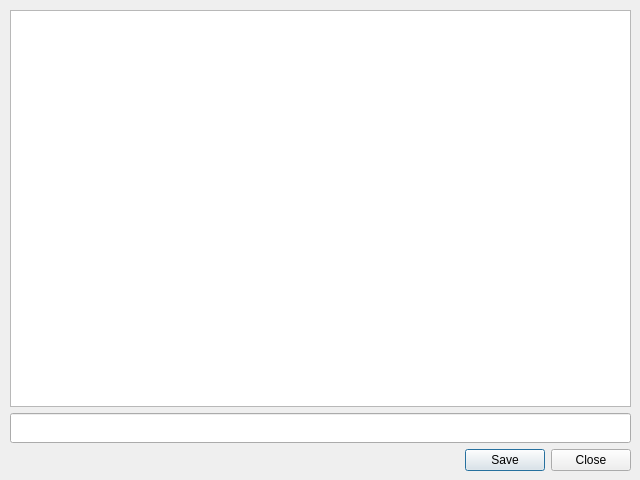
Above: UTComputer/UTComputer/edit_atom_dialog.ui from Bendabir/LO21 before the change. Below: the same form after it.
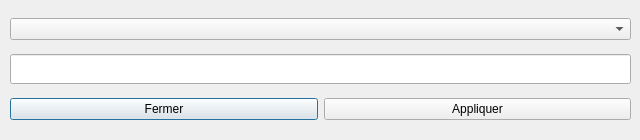
That is the form after the change.

Diff of the .ui file:
```diff
--- a/UTComputer/UTComputer/edit_atom_dialog.ui
+++ b/UTComputer/UTComputer/edit_atom_dialog.ui
@@ -7,7 +7,7 @@
     <x>0</x>
     <y>0</y>
     <width>640</width>
-    <height>480</height>
+    <height>140</height>
    </rect>
   </property>
   <property name="windowTitle">
@@ -19,37 +19,25 @@
      <x>10</x>
      <y>10</y>
      <width>621</width>
-     <height>461</height>
+     <height>121</height>
     </rect>
    </property>
    <layout class="QGridLayout" name="gridLayout">
     <item row="2" column="0">
-     <widget class="QDialogButtonBox" name="buttonBox">
-      <property name="orientation">
-       <enum>Qt::Horizontal</enum>
+     <widget class="QPushButton" name="close">
+      <property name="text">
+       <string>Fermer</string>
       </property>
-      <property name="standardButtons">
-       <set>QDialogButtonBox::Close|QDialogButtonBox::Save</set>
-      </property>
      </widget>
     </item>
-    <item row="0" column="0">
-     <widget class="QListWidget" name="listWidget">
-      <property name="resizeMode">
-       <enum>QListView::Adjust</enum>
+    <item row="2" column="1">
+     <widget class="QPushButton" name="apply">
+      <property name="text">
+       <string>Appliquer</string>
       </property>
-      <property name="gridSize">
-       <size>
-        <width>0</width>
-        <height>30</height>
-       </size>
-      </property>
-      <property name="sortingEnabled">
-       <bool>true</bool>
-      </property>
      </widget>
     </item>
-    <item row="1" column="0">
+    <item row="1" column="0" colspan="2">
      <widget class="QLineEdit" name="lineEdit">
       <property name="minimumSize">
        <size>
@@ -59,6 +47,9 @@
       </property>
      </widget>
     </item>
+    <item row="0" column="0" colspan="2">
+     <widget class="QComboBox" name="comboBox"/>
+    </item>
    </layout>
   </widget>
  </widget>
```
Left out of the diff: 35 changed lines with no effect on the pictures.
